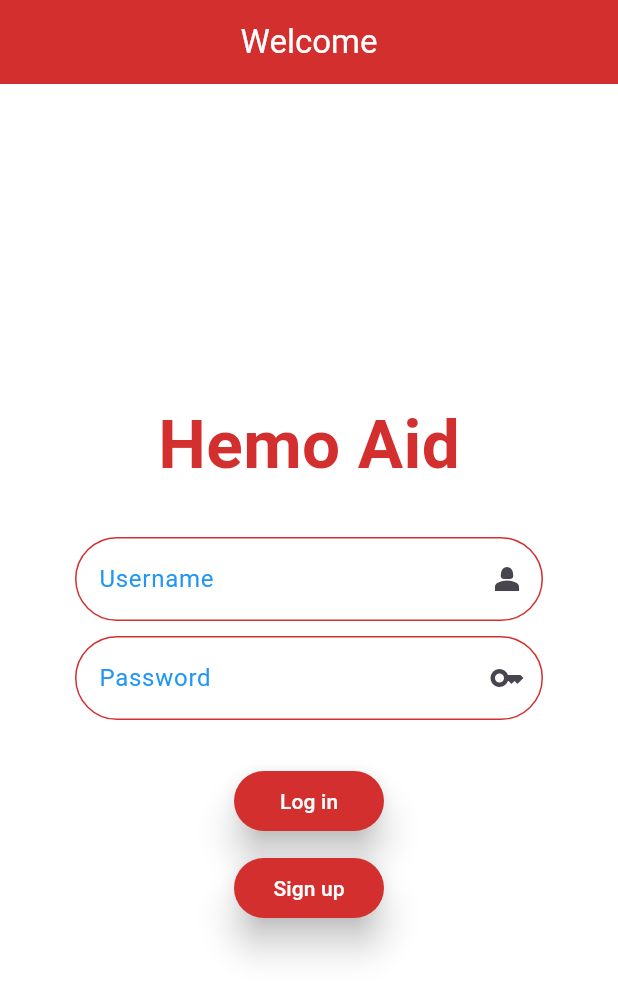
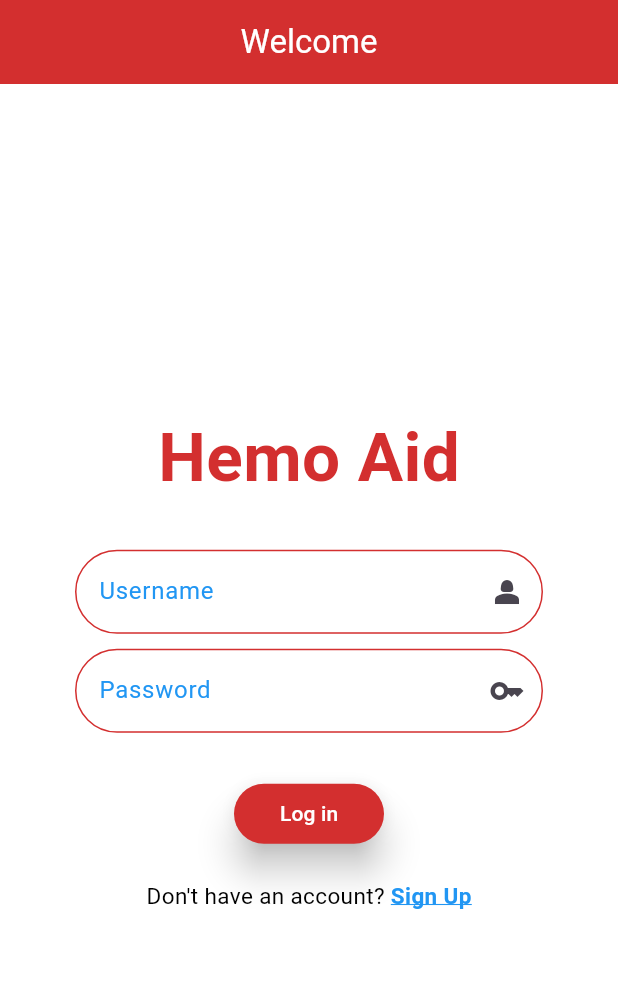
Before and after one commit to Zayed-12959/hemoaid3, a Flutter app: the screen it shows after launch, on a phone screen of 412 x 824 dp. Shown: the top 997 px of the screen. Run offline on Flutter 3.47's test engine with Material 3 defaults, Android fonts, the phone set to English and light mode, and no system bars.

Commit message:
Add files via upload

```diff
--- a/lib/registration.dart
+++ b/lib/registration.dart
@@ -1,5 +1,5 @@
 import 'package:flutter/material.dart';
-import 'package:hemoaid3/Dashboard.dart';
+import 'package:hemoaid3/address.dart';
 
 class Registration extends StatelessWidget {
   final TextEditingController _usernameController = TextEditingController();
@@ -193,7 +193,7 @@ class Registration extends StatelessWidget {
               padding: EdgeInsets.only(top: 30),
               child: ElevatedButton(onPressed: () {
                 Navigator.push(context, MaterialPageRoute(
-                    builder: (context) => Dashboard(username: _usernameController.text)
+                    builder: (context) => AddressScreen()
                 )
                 );
               },
@@ -203,7 +203,7 @@ class Registration extends StatelessWidget {
                       fixedSize: WidgetStatePropertyAll(Size(100,20))
                   ),
 
-                  child: Text("Confirm", style: TextStyle(color: Colors.white),)),
+                  child: Text("Next", style: TextStyle(color: Colors.white),)),
             )
           ],
         ),
--- a/lib/welcome.dart
+++ b/lib/welcome.dart
@@ -114,20 +114,44 @@ class Welcome extends StatelessWidget {
                   child: Text("Log in", style: TextStyle(color: Colors.white),)),
             ),
             Container(
-              padding: EdgeInsets.only(top: 10),
-              child: ElevatedButton(onPressed: () {
-                Navigator.push(context, MaterialPageRoute(
-                    builder: (context) => Registration()
-                )
-                );
-              },
-                  style: ElevatedButton.styleFrom(
-                      elevation: 10,
-                      backgroundColor: Color(0xFFD32F2F),
-                      fixedSize: Size(100,20)
+              padding: EdgeInsets.only(top: 20),
+              child: Row(
+                mainAxisAlignment: MainAxisAlignment.center,
+                children: [
+                  Text(
+                    "Don't have an account? ",
+                    style: TextStyle(
+                      fontSize: 15,
+                      color: Colors.black,
+                    ),
                   ),
 
-                  child: Text("Sign up", style: TextStyle(color: Colors.white),)),
+                  MouseRegion(
+                    cursor: SystemMouseCursors.click,
+                    child: GestureDetector(
+                      onTap: () {
+                        Navigator.push(
+                          context,
+                          MaterialPageRoute(
+                            builder: (context) => Registration(),
+                          ),
+                        );
+                      },
+                      child: Text(
+                        "Sign Up",
+                        style: TextStyle(
+                          fontSize: 15,
+                          color: Colors.blue,
+                          fontWeight: FontWeight.bold,
+                          decoration: TextDecoration.underline,
+                          decorationColor: Colors.blue,
+                        ),
+                      ),
+                    ),
+                  ),
+
+                ],
+              ),
             )
           ],
         ),
```
Also changed, not shown: lib/Dashboard.dart (+7 -11 lines), lib/listTile.dart (+12 -10 lines), lib/_info.dart (indentation only).
